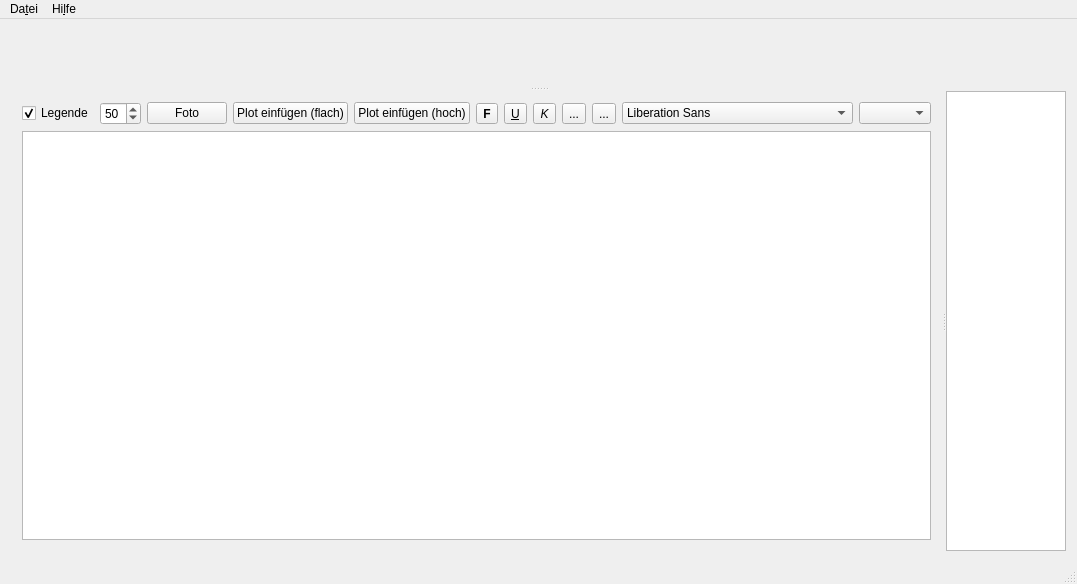
Old version of the form QT/QHYGROTHERM-DATA-VIEW/mainwindow.ui in the repository wolkstein/SSC-HygroTherm_Data-Logger.
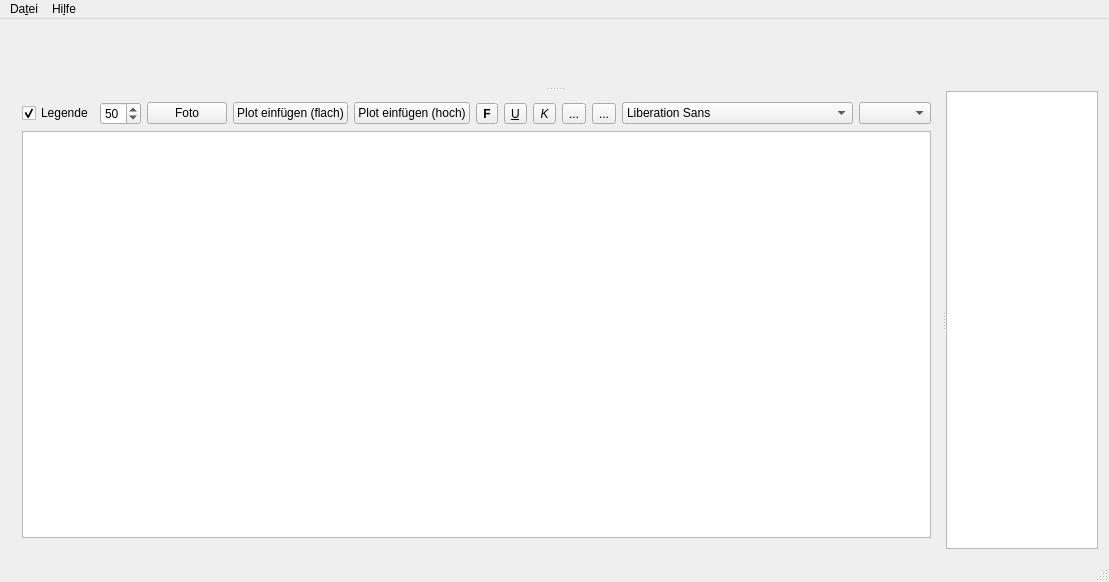
New version of the form. Custom widgets are drawn as their Qt base class.

What changed in the file:
```diff
--- a/QT/QHYGROTHERM-DATA-VIEW/mainwindow.ui
+++ b/QT/QHYGROTHERM-DATA-VIEW/mainwindow.ui
@@ -6,8 +6,8 @@
    <rect>
     <x>0</x>
     <y>0</y>
-    <width>1077</width>
-    <height>584</height>
+    <width>1109</width>
+    <height>582</height>
    </rect>
   </property>
   <property name="sizePolicy">
@@ -266,7 +266,7 @@
     <rect>
      <x>0</x>
      <y>0</y>
-     <width>1077</width>
+     <width>1109</width>
      <height>25</height>
     </rect>
    </property>
```
